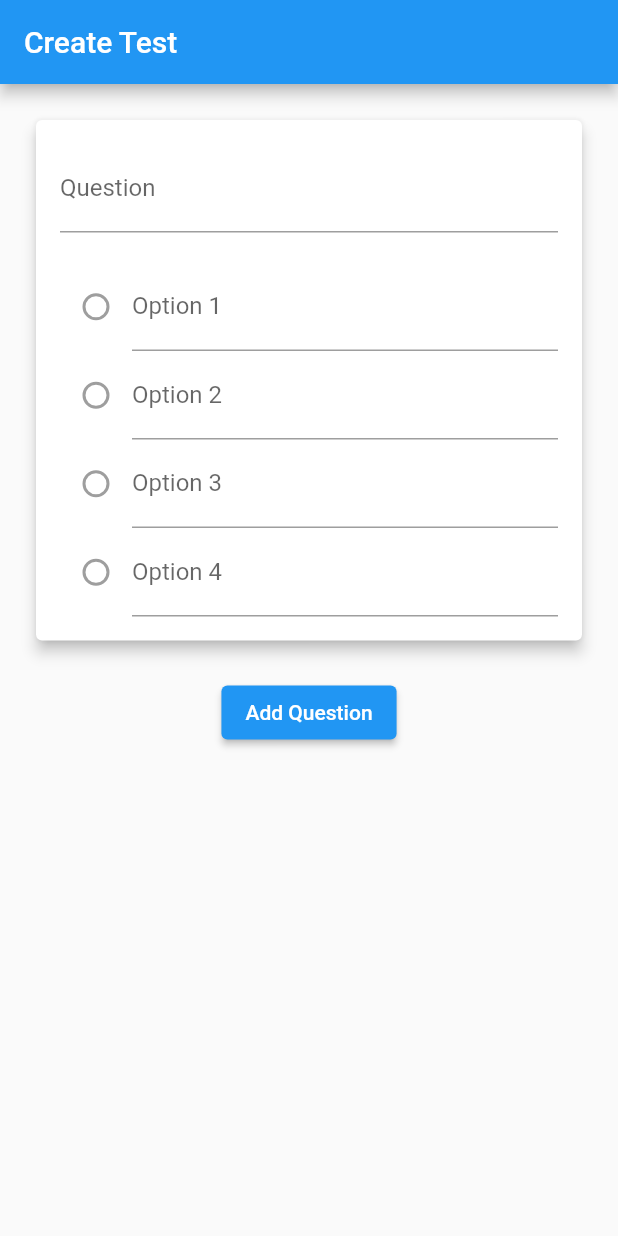
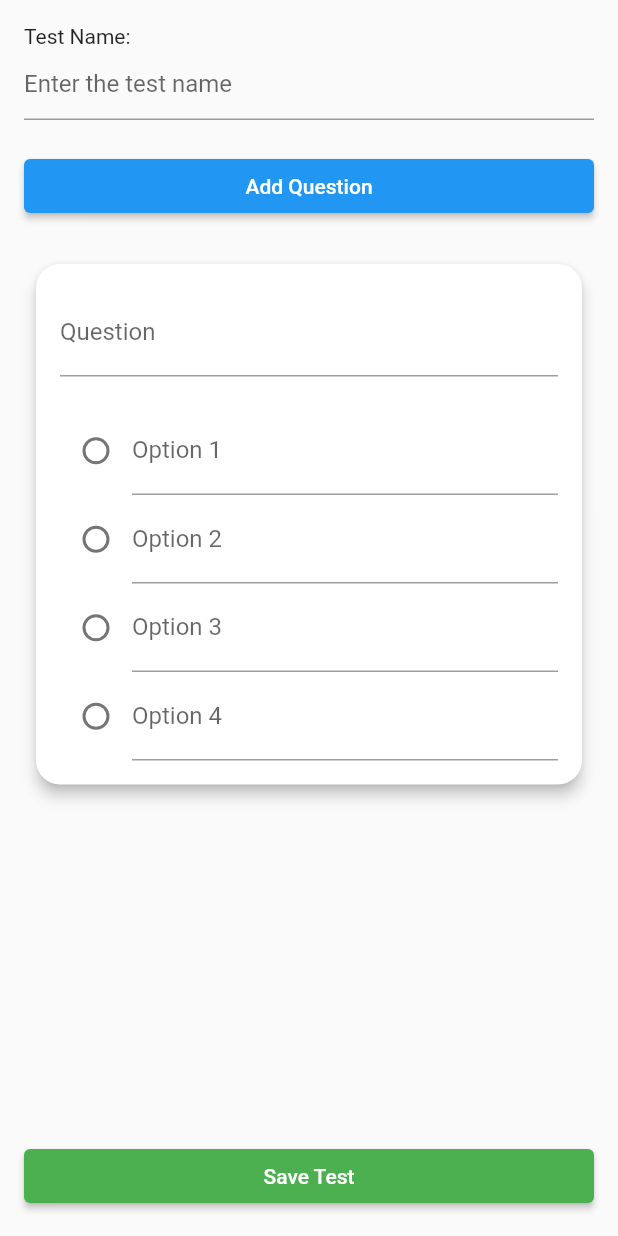
Before and after one commit to Pix3lB/minorapp, a Flutter app: the CreateTest screen opened directly, after a tap on "Add Question", on a phone screen of 412 x 824 dp. Run offline on Flutter 3.47's test engine with Material 2 defaults, Android fonts, the phone set to English and light mode, and no system bars; our stand-ins replace cloud_firestore, firebase_auth, firebase_core; accounts and stored records are empty.

Commit message:
test creation almost complete

```diff
--- a/lib/create_test.dart
+++ b/lib/create_test.dart
@@ -1,61 +1,152 @@
 import 'package:flutter/material.dart';
+import 'package:cloud_firestore/cloud_firestore.dart';
 
 class CreateTest extends StatefulWidget {
-  const CreateTest({super.key});
+  const CreateTest({Key? key}) : super(key: key);
 
   @override
   _CreateTestState createState() => _CreateTestState();
 }
 
 class _CreateTestState extends State<CreateTest> {
-  List<QuestionCard> questionCards = [];
+  String testName = '';
+  List<Question> questions = [];
 
   @override
   Widget build(BuildContext context) {
     return Scaffold(
-      appBar: AppBar(
-        title: const Text('Create Test'),
-      ),
-      body: SingleChildScrollView(
+      body: Padding(
         padding: const EdgeInsets.all(16.0),
         child: Column(
+          crossAxisAlignment: CrossAxisAlignment.stretch,
           children: [
-            for (int i = 0; i < questionCards.length; i++)
-              Padding(
-                padding: const EdgeInsets.only(bottom: 16.0),
-                child: questionCards[i],
+            const Text('Test Name:'),
+            TextField(
+              onChanged: (value) {
+                setState(() {
+                  testName = value;
+                });
+              },
+              decoration: const InputDecoration(
+                hintText: 'Enter the test name',
               ),
+            ),
+            const SizedBox(height: 20.0),
             ElevatedButton(
               onPressed: () {
-                // Add a new question card
                 setState(() {
-                  questionCards.add(const QuestionCard());
+                  questions.add(Question());
                 });
               },
               child: const Text('Add Question'),
+            ),
+            const SizedBox(height: 20.0),
+            Expanded(
+              child: ListView.builder(
+                itemCount: questions.length,
+                itemBuilder: (context, index) {
+                  return QuestionCard(
+                    question: questions[index],
+                    onQuestionChanged: (newQuestion) {
+                      setState(() {
+                        questions[index] = newQuestion;
+                      });
+                    },
+                  );
+                },
+              ),
+            ),
+            ElevatedButton(
+              onPressed: () {
+                saveTestToFirestore();
+              },
+              child: const Text('Save Test'),
+              style: ButtonStyle(
+                backgroundColor: MaterialStateProperty.all<Color>(Colors.green),
+              ),
             ),
           ],
         ),
       ),
     );
   }
+
+  void saveTestToFirestore() {
+    // Validate that a test name is entered
+    if (testName.isEmpty) {
+      // Show an error message or handle accordingly
+      return;
+    }
+
+    // Save the test to Firestore
+    saveTestToFirestoreFunction(Test(title: testName, questions: questions));
+  }
+
+  void saveTestToFirestoreFunction(Test test) async {
+    try {
+      // Access the Firestore instance
+      FirebaseFirestore firestore = FirebaseFirestore.instance;
+
+      // Add a new document to the "tests" collection
+      DocumentReference testDocumentRef =
+          await firestore.collection('tests').add({
+        'title': test.title,
+        'questions': test.questions
+            .map((question) => {
+                  'text': question.questionText,
+                  'options': question.options,
+                  'correctAnswer': question.correctOptionIndex,
+                })
+            .toList(),
+      });
+
+      print('Test saved to Firestore with ID: ${testDocumentRef.id}');
+    } catch (e) {
+      print('Error saving test to Firestore: $e');
+    }
+  }
 }
 
-class QuestionCard extends StatelessWidget {
-  const QuestionCard({super.key});
+class Question {
+  String questionText = '';
+  List<String> options = List.generate(4, (index) => '');
+  int correctOptionIndex = -1; // -1 means no correct option selected
+}
 
+class QuestionCard extends StatefulWidget {
+  final Question question;
+  final ValueChanged<Question> onQuestionChanged;
+
+  const QuestionCard({
+    Key? key,
+    required this.question,
+    required this.onQuestionChanged,
+  }) : super(key: key);
+
+  @override
+  _QuestionCardState createState() => _QuestionCardState();
+}
+
+class _QuestionCardState extends State<QuestionCard> {
   @override
   Widget build(BuildContext context) {
     return Card(
       elevation: 4.0,
       margin: const EdgeInsets.all(8.0),
+      shape: RoundedRectangleBorder(
+        borderRadius: BorderRadius.circular(16.0),
+      ),
       child: Padding(
         padding: const EdgeInsets.all(16.0),
         child: Column(
           crossAxisAlignment: CrossAxisAlignment.stretch,
           children: [
-            const TextField(
-              decoration: InputDecoration(labelText: 'Question'),
+            TextField(
+              onChanged: (value) {
+                widget.question.questionText = value;
+                widget.onQuestionChanged(widget.question);
+              },
+              decoration: const InputDecoration(labelText: 'Question'),
             ),
             const SizedBox(height: 20.0),
             for (int i = 0; i < 4; i++)
@@ -63,11 +154,20 @@ class QuestionCard extends StatelessWidget {
                 children: [
                   Radio(
                     value: i,
-                    groupValue: -1,
-                    onChanged: null,
+                    groupValue: widget.question.correctOptionIndex,
+                    onChanged: (value) {
+                      setState(() {
+                        widget.question.correctOptionIndex = value as int;
+                        widget.onQuestionChanged(widget.question);
+                      });
+                    },
                   ),
                   Expanded(
                     child: TextField(
+                      onChanged: (value) {
+                        widget.question.options[i] = value;
+                        widget.onQuestionChanged(widget.question);
+                      },
                       decoration: InputDecoration(
                         labelText: 'Option ${i + 1}',
                       ),
@@ -82,6 +182,14 @@ class QuestionCard extends StatelessWidget {
   }
 }
 
-void main() {
-  runApp(const MaterialApp(home: CreateTest()));
+class Test {
+  String title;
+  List<Question> questions;
+
+  Test({required this.title, required this.questions});
+
+  @override
+  String toString() {
+    return 'Test(title: $title, questions: $questions)';
+  }
 }
```
Also changed, not shown: lib/student_dashboard.dart (+3 -7 lines).
